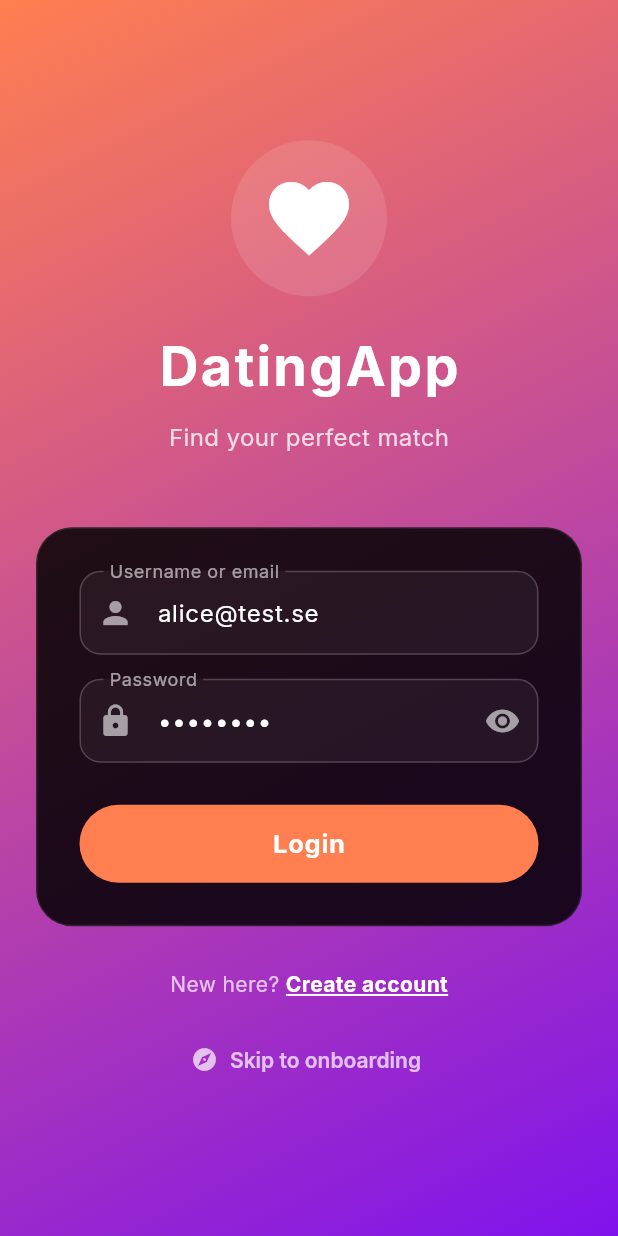
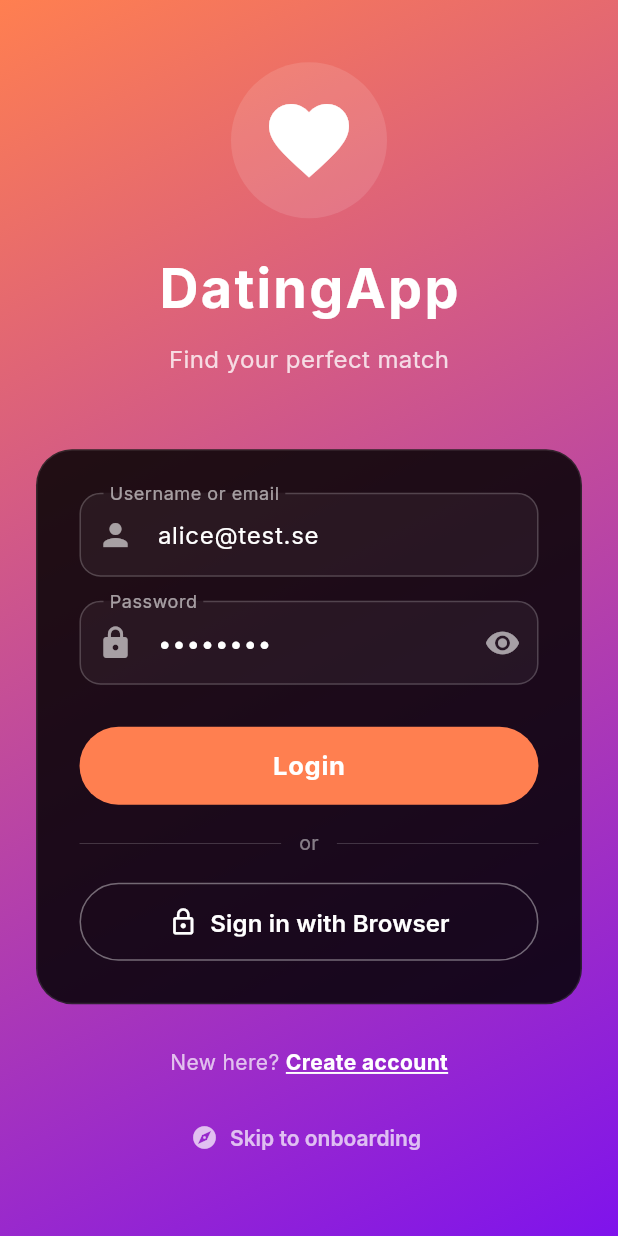
Before and after one commit to best-koder-ever/mobile_dejtingapp, a Flutter app: the screen it shows after launch, on a phone screen of 412 x 824 dp. Run offline on Flutter 3.47's test engine with Material 3 defaults, Android fonts, the phone set to English and light mode, and no system bars; our stand-ins replace cached_network_image, file_picker, flutter_secure_storage, google_fonts, image_picker, shared_preferences; missing offline and left inert: flutter_appauth, signalr_netcore, widgetbook, widgetbook_annotation.

Commit message:
feat(auth): add PKCE Authorization Code flow alongside ROPC
T022 Keycloak PKCE auth upgrade:
- Add flutter_appauth ^11.0.0 package
- Create AuthServicePkce with login/refresh/logout via AppAuth
- Add loginWithPKCE() to AuthSessionManager
- Add 'Sign in with Browser' button to login screen
- Configure Android appAuthRedirectScheme (dejtingapp://)
- Configure iOS CFBundleURLSchemes for deep link callback
- Add keycloakAuthEndpoint to environment.dart
- Existing ROPC password login preserved as fallback

```diff
--- a/lib/config/environment.dart
+++ b/lib/config/environment.dart
@@ -127,6 +127,8 @@ class EnvironmentSettings {
       Uri.parse('$keycloakIssuer/protocol/openid-connect/userinfo');
   Uri get keycloakLogoutEndpoint =>
       Uri.parse('$keycloakIssuer/protocol/openid-connect/logout');
+  Uri get keycloakAuthEndpoint =>
+      Uri.parse('$keycloakIssuer/protocol/openid-connect/auth');
 
   @override
   String toString() => 'Environment: $name';
--- a/lib/screens/auth_screens.dart
+++ b/lib/screens/auth_screens.dart
@@ -54,6 +54,38 @@ class _LoginScreenState extends State<LoginScreen> {
         ScaffoldMessenger.of(context).showSnackBar(
           const SnackBar(
             content: Text('Login failed. Please try again.'),
+            backgroundColor: Colors.red,
+          ),
+        );
+      }
+    } finally {
+      if (mounted) setState(() => _isLoading = false);
+    }
+  }
+
+  Future<void> _loginWithPKCE() async {
+    setState(() => _isLoading = true);
+
+    try {
+      final result = await AuthSessionManager.loginWithPKCE();
+
+      if (!mounted) return;
+
+      if (result.success) {
+        Navigator.pushReplacementNamed(context, '/home');
+      } else {
+        ScaffoldMessenger.of(context).showSnackBar(
+          SnackBar(
+            content: Text(result.message ?? 'Browser login failed'),
+            backgroundColor: Colors.red,
+          ),
+        );
+      }
+    } catch (_) {
+      if (mounted) {
+        ScaffoldMessenger.of(context).showSnackBar(
+          const SnackBar(
+            content: Text('Browser login failed. Please try again.'),
             backgroundColor: Colors.red,
           ),
         );
@@ -230,6 +262,43 @@ class _LoginScreenState extends State<LoginScreen> {
                                         letterSpacing: 0.5,
                                       ),
                                     ),
+                            ),
+                          ),
+                          const SizedBox(height: 16),
+
+                          // Divider
+                          Row(
+                            children: [
+                              Expanded(child: Divider(color: Colors.white.withAlpha(60))),
+                              Padding(
+                                padding: const EdgeInsets.symmetric(horizontal: 12),
+                                child: Text('or', style: TextStyle(color: Colors.white.withAlpha(120), fontSize: 13)),
+                              ),
+                              Expanded(child: Divider(color: Colors.white.withAlpha(60))),
+                            ],
+                          ),
+                          const SizedBox(height: 16),
+
+                          // PKCE login — secure browser-based auth
+                          SizedBox(
+                            width: double.infinity,
+                            height: 52,
+                            child: OutlinedButton.icon(
+                              onPressed: _isLoading ? null : _loginWithPKCE,
+                              icon: const Icon(Icons.lock_outline, size: 20),
+                              label: const Text(
+                                'Sign in with Browser',
+                                style: TextStyle(
+                                  fontSize: 16, fontWeight: FontWeight.w600,
+                                ),
+                              ),
+                              style: OutlinedButton.styleFrom(
+                                foregroundColor: Colors.white,
+                                side: BorderSide(color: Colors.white.withAlpha(100)),
+                                shape: RoundedRectangleBorder(
+                                  borderRadius: BorderRadius.circular(26),
+                                ),
+                              ),
                             ),
                           ),
                         ],
--- a/pubspec.yaml
+++ b/pubspec.yaml
@@ -58,6 +58,7 @@ dependencies:
   flutter_localizations:
     sdk: flutter
   intl: ^0.20.2
+  flutter_appauth: ^11.0.0
 
 dev_dependencies:
   flutter_test:
```
Also changed, not shown: lib/services/auth_service_pkce.dart (added, +108 -0 lines), lib/services/auth_session_manager.dart (+62 -0 lines), pubspec.lock, 3 other files.
